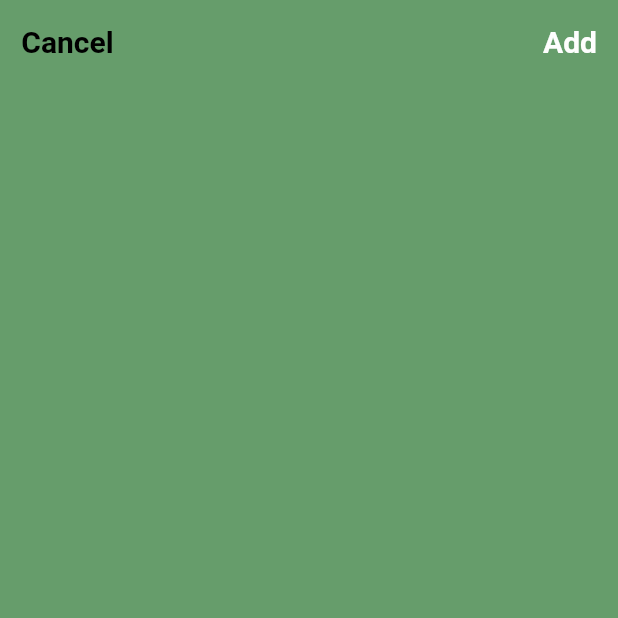
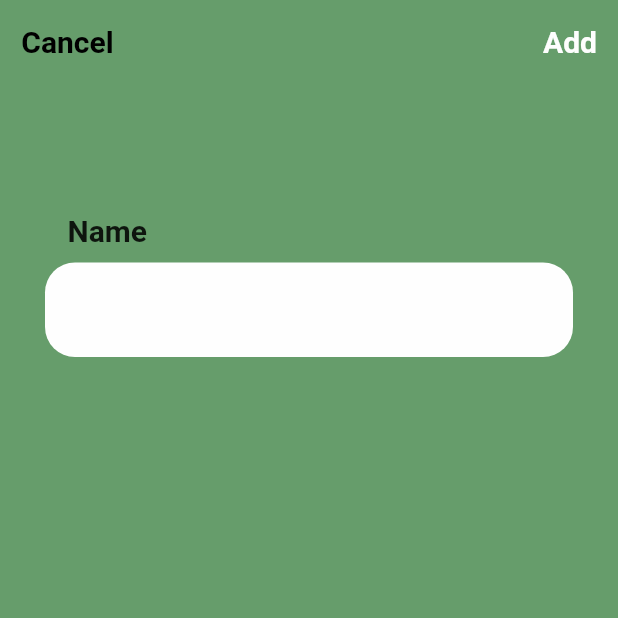
Before and after one commit to UkiDelly/Soil-Monitoring-system, a Flutter app: the AddNewGarden screen opened directly, on a phone screen of 412 x 824 dp, the top half of it. Run offline on Flutter 3.47's test engine with Material 2 defaults, Android fonts, the phone set to English and light mode, and no system bars; our stand-ins replace flutter_svg, page_transition.

Commit message:
add Name textfield on new garden page

```diff
--- a/lib/IOS/Gardens/new_garden_page.dart
+++ b/lib/IOS/Gardens/new_garden_page.dart
@@ -1,11 +1,30 @@
 import 'package:flutter/material.dart';
 
-class AddNewGarden extends StatelessWidget {
-  const AddNewGarden({Key? key}) : super(key: key);
+class AddNewGarden extends StatefulWidget {
+  AddNewGarden({Key? key}) : super(key: key);
 
   @override
+  State<AddNewGarden> createState() => _AddNewGardenState();
+}
+
+class _AddNewGardenState extends State<AddNewGarden> {
+  void initState() {
+    super.initState();
+  }
+
+  //text controller
+  var nameControl = TextEditingController();
+
   Widget build(BuildContext context) {
-    return Scaffold(
+    @override
+    var name;
+
+    return GestureDetector(
+      //unfocuse eveything if tap the background
+      onTap: () {
+        FocusScope.of(context).requestFocus(new FocusNode());
+      },
+      child: Scaffold(
         // App bar
         appBar: AppBar(
           backgroundColor: const Color(0xff669D6B),
@@ -19,7 +38,9 @@ class AddNewGarden extends StatelessWidget {
             child: const Text(
               "Cancel",
               style: TextStyle(
-                color: Colors.black, fontSize: 20, fontWeight: FontWeight.bold),
+                  color: Colors.black,
+                  fontSize: 20,
+                  fontWeight: FontWeight.bold),
             ),
             onPressed: () => Navigator.pop(context),
           ),
@@ -45,6 +66,50 @@ class AddNewGarden extends StatelessWidget {
         ),
 
         backgroundColor: const Color(0xff669D6B),
+
+        body: SizedBox(
+          child: Column(
+            mainAxisAlignment: MainAxisAlignment.center,
+            crossAxisAlignment: CrossAxisAlignment.start,
+            children: [
+              // Name
+              const Padding(
+                padding: EdgeInsets.only(left: 45, bottom: 10),
+                child: Text(
+                  "Name",
+                  style: TextStyle(fontSize: 20, fontWeight: FontWeight.bold),
+                ),
+              ),
+
+              // Name text field
+              Padding(
+                padding: const EdgeInsets.only(left: 30, right: 30),
+                child: TextField(
+                  style: const TextStyle(fontSize: 20),
+                  controller: nameControl,
+                  decoration: const InputDecoration(
+                      filled: true,
+                      fillColor: Color(0xfffefefe),
+                      enabledBorder: OutlineInputBorder(
+                        borderSide: BorderSide(color: Colors.transparent),
+                        borderRadius: BorderRadius.all(Radius.circular(20)),
+                      ),
+                      focusedBorder: OutlineInputBorder(
+                        borderSide: BorderSide(color: Colors.transparent),
+                        borderRadius: BorderRadius.all(Radius.circular(20)),
+                      )),
+                ),
+              ),
+
+              // Avail sensor
+
+              const SizedBox(
+                height: 500,
+              )
+            ],
+          ),
+        ),
+      ),
     );
   }
 }
```
Lines whose indentation alone changed are shown as unchanged.
